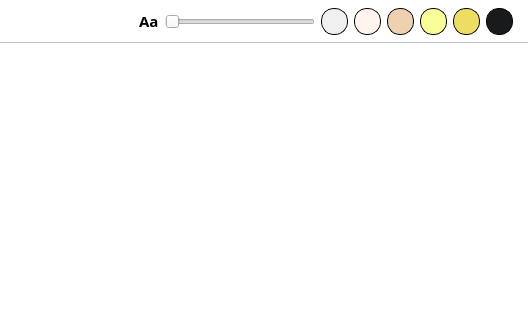
Above: src/views_ui/learn_view.ui from devforgely/MFA-Simulator before the change; both pictures show x 489 to 1017 and y 0 to 320 of the 1017 by 487 pixel window. Below: the same form after it.
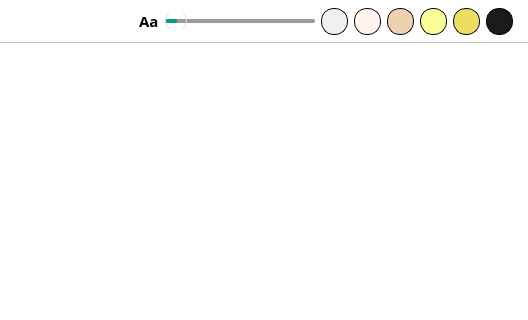
That is the form after the change. Icons and pictures are not drawn. Custom widgets are drawn as their Qt base class.

The edit to the form file:
```diff
--- a/src/views_ui/learn_view.ui
+++ b/src/views_ui/learn_view.ui
@@ -59,6 +59,56 @@
 	min-height: 25px;
 	border-radius: 13px;
 	border: 1px solid #000;
+}
+
+QSlider::groove:horizontal {
+    height: 4px;
+    background-color: rgba(0, 0, 0, 100);
+    border-radius: 2px;
+}
+
+QSlider::sub-page:horizontal {
+    background: #049c84;
+    height: 4px;
+    border-radius: 2px;
+}
+
+QSlider::handle:horizontal {
+    border: 1px solid rgb(222, 222, 222);
+    width: 20px;
+    min-height: 24px;
+    margin: -9px 0;
+    border-radius: 11px;
+    background-color: qradialgradient(spread:pad, cx:0.5, cy:0.5, radius:0.5, fx:0.5, fy:0.5,
+        stop:0 #049c84,
+        stop:0.48 #049c84,
+        stop:0.55 rgb(255, 255, 255),
+        stop:1 rgb(255, 255, 255));
+}
+
+QSlider::handle:horizontal:hover {
+    background-color: qradialgradient(spread:pad, cx:0.5, cy:0.5, radius:0.5, fx:0.5, fy:0.5,
+        stop:0 #049c84,
+        stop:0.55 #049c84,
+        stop:0.65 rgb(255, 255, 255),
+        stop:1 rgb(255, 255, 255));
+}
+
+QSlider::handle:horizontal:pressed {
+    background-color: qradialgradient(spread:pad, cx:0.5, cy:0.5, radius:0.5, fx:0.5, fy:0.5,
+        stop:0 #049c84,
+        stop:0.4 #049c84,
+        stop:0.5 rgb(255, 255, 255),
+        stop:1 rgb(255, 255, 255));
+}
+
+QSlider::groove:horizontal:disabled {
+    background-color: rgba(0, 0, 0, 75);
+}
+
+QSlider::handle:horizontal:disabled {
+    background-color: #808080;
+    border: 5px solid #cccccc;
 }</string>
   </property>
   <layout class="QHBoxLayout" name="horizontalLayout">
```
Left out of the diff: 18 changed lines with no effect on the pictures.
